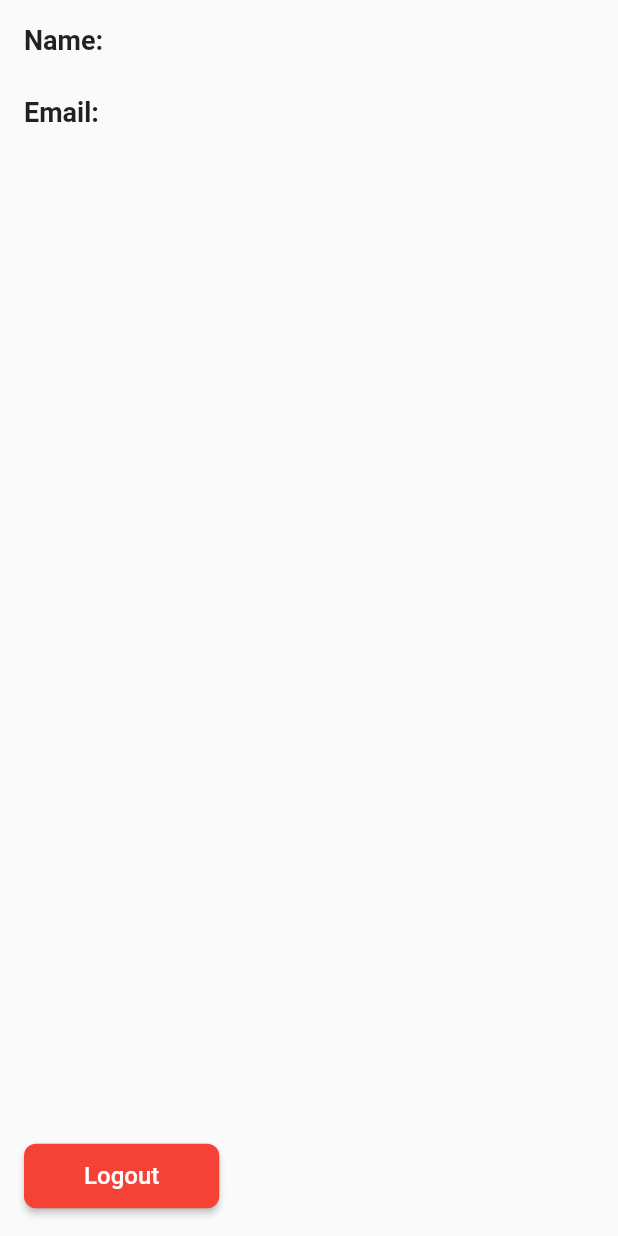
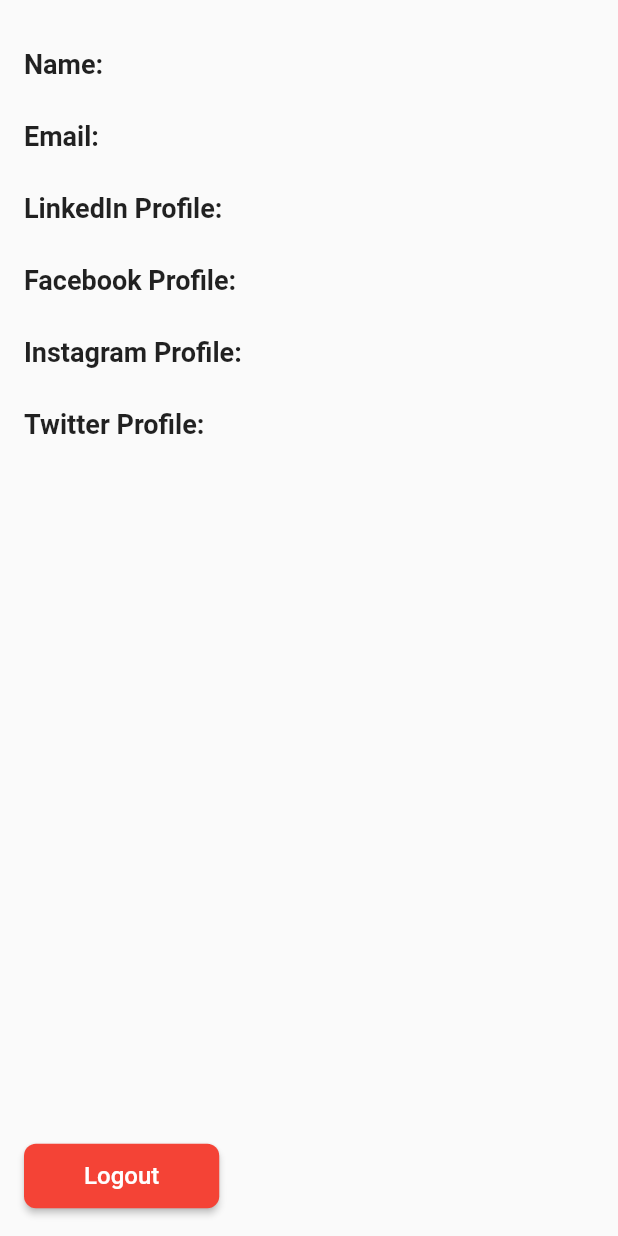
Before and after one commit to ahmaddioxide/FireBlog, a Flutter app: the ProfileScreen screen opened by its route, on a phone screen of 412 x 824 dp. Run offline on Flutter 3.47's test engine with Material 2 defaults, Android fonts, the phone set to English and light mode, and no system bars; our stand-ins replace cached_network_image, cloud_firestore, device_preview, firebase_auth, firebase_core, firebase_storage and 3 more; missing offline and left inert: flutter_quill; accounts and stored records are empty.

Commit message:
Profile screen updated

```diff
--- a/lib/controllers/user_data.dart
+++ b/lib/controllers/user_data.dart
@@ -12,6 +12,7 @@
 
   String? get userId => _userId;
 
+
   void setUserId(String? userId) {
     _userId = userId;
     notifyListeners();
--- a/lib/views/profile_screen.dart
+++ b/lib/views/profile_screen.dart
@@ -1,6 +1,9 @@
 import 'package:flutter/material.dart';
 import 'package:provider/provider.dart';
+import 'package:firebase_auth/firebase_auth.dart';
+import 'package:cloud_firestore/cloud_firestore.dart';
 
+// import '../controllers/auth_controller.dart';
 import '../controllers/auth_controller..dart';
 import '../controllers/user_data.dart';
 
@@ -10,19 +13,35 @@
   @override
   Widget build(BuildContext context) {
     UserData userData = Provider.of<UserData>(context);
+    AuthController authController = Provider.of<AuthController>(context);
+
+    User? currentUser = FirebaseAuth.instance.currentUser;
+    String uid = currentUser?.uid ?? '';
 
     return Scaffold(
+      body: FutureBuilder<DocumentSnapshot>(
+        future: FirebaseFirestore.instance.collection('users').doc(uid).get(),
+        builder: (BuildContext context, AsyncSnapshot<DocumentSnapshot> snapshot) {
+          if (snapshot.connectionState == ConnectionState.waiting) {
+            return CircularProgressIndicator();
+          }
 
-      body: Container(
+          if (snapshot.hasError) {
+            return Text('Error: ${snapshot.error}');
+          }
+
+          if (!snapshot.hasData || !snapshot.data!.exists) {
+            return Text('No data found');
+          }
+
+          Map<String, dynamic> userData = snapshot.data!.data() as Map<String, dynamic>;
+
+          return Container(
             padding: const EdgeInsets.all(16.0),
             child: Column(
               crossAxisAlignment: CrossAxisAlignment.start,
               children: [
-            // CircleAvatar(
-            //   radius: 60,
-            //   backgroundImage: NetworkImage(userData.profileImageUrl), // Assuming there's a profile image URL in the UserData
-            // ),
-            // const SizedBox(height: 16.0),
+                const SizedBox(height: 16.0),
                 Text(
                   'Name:',
                   style: TextStyle(
@@ -31,7 +50,7 @@
                   ),
                 ),
                 Text(
-              userData.name,
+                  userData['name'] ?? 'N/A',
                   style: TextStyle(
                     fontSize: 16,
                   ),
@@ -45,7 +64,63 @@
                   ),
                 ),
                 Text(
-              userData.email,
+                  userData['email'] ?? 'N/A',
+                  style: TextStyle(
+                    fontSize: 16,
+                  ),
+                ),
+                const SizedBox(height: 8.0),
+                Text(
+                  'LinkedIn Profile:',
+                  style: TextStyle(
+                    fontSize: 18,
+                    fontWeight: FontWeight.bold,
+                  ),
+                ),
+                Text(
+                  userData['linkedin'] ?? 'N/A',
+                  style: TextStyle(
+                    fontSize: 16,
+                  ),
+                ),
+                const SizedBox(height: 8.0),
+                Text(
+                  'Facebook Profile:',
+                  style: TextStyle(
+                    fontSize: 18,
+                    fontWeight: FontWeight.bold,
+                  ),
+                ),
+                Text(
+                  userData['facebook'] ?? 'N/A',
+                  style: TextStyle(
+                    fontSize: 16,
+                  ),
+                ),
+                const SizedBox(height: 8.0),
+                Text(
+                  'Instagram Profile:',
+                  style: TextStyle(
+                    fontSize: 18,
+                    fontWeight: FontWeight.bold,
+                  ),
+                ),
+                Text(
+                  userData['instagram'] ?? 'N/A',
+                  style: TextStyle(
+                    fontSize: 16,
+                  ),
+                ),
+                const SizedBox(height: 8.0),
+                Text(
+                  'Twitter Profile:',
+                  style: TextStyle(
+                    fontSize: 18,
+                    fontWeight: FontWeight.bold,
+                  ),
+                ),
+                Text(
+                  userData['twitterProfile'] ?? 'N/A',
                   style: TextStyle(
                     fontSize: 16,
                   ),
@@ -53,11 +128,10 @@
                 const Spacer(),
                 ElevatedButton(
                   onPressed: () {
-                AuthController authController = Provider.of<AuthController>(context, listen: false);
                     authController.logout(context);
                   },
                   style: ElevatedButton.styleFrom(
-                primary: Colors.red, // Set the button's background color
+                    primary: Colors.red,
                     shape: RoundedRectangleBorder(
                       borderRadius: BorderRadius.circular(8.0),
                     ),
@@ -74,6 +148,8 @@
                 ),
               ],
             ),
+          );
+        },
       ),
     );
   }
```
Also changed, not shown: lib/views/blogs_screen.dart (+9 -15 lines), lib/views/view_blog_screen.dart (+59 -3 lines). Lines whose indentation alone changed are shown as unchanged.
